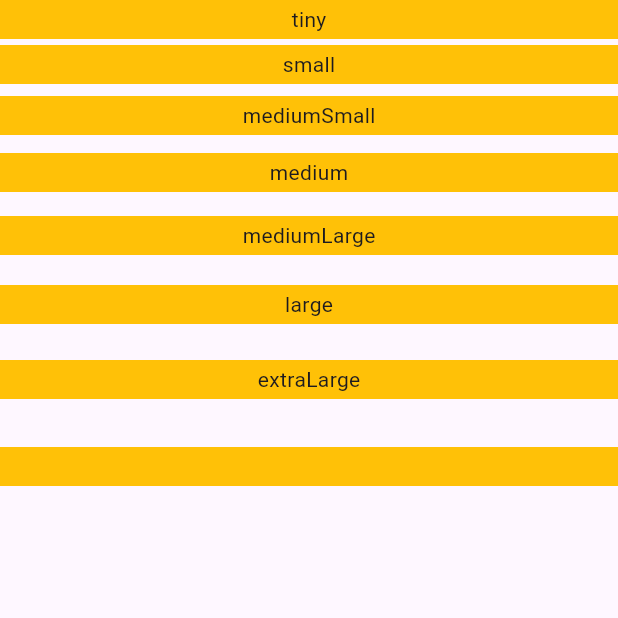
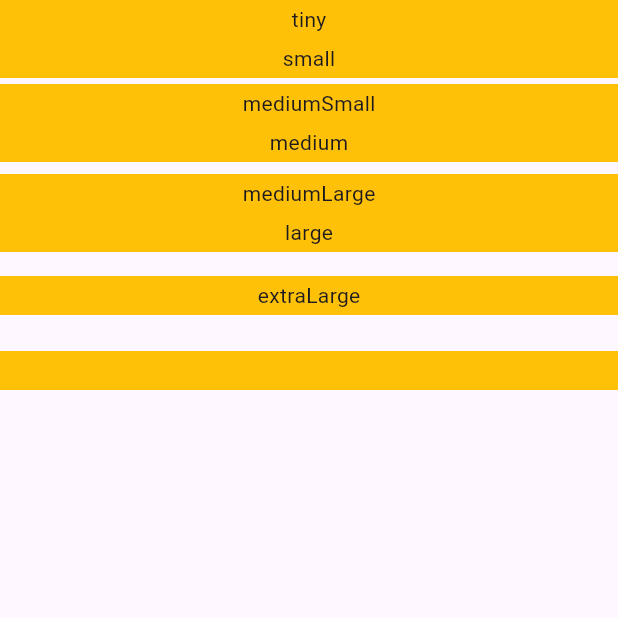
Before and after one commit to MaxTenco/summit, a Flutter app: the GapScreen screen opened directly, on a phone screen of 412 x 824 dp, the top half of it. Run offline on Flutter 3.47's test engine with Material 3 defaults, Android fonts, the phone set to English and light mode, and no system bars; our stand-ins replace easy_localization; missing offline and left inert: exaple, map_launcher; statements that could not run were skipped.

Commit message:
Update pubspec.yaml

```diff
--- a/example/lib/screens/gap_screen.dart
+++ b/example/lib/screens/gap_screen.dart
@@ -22,15 +22,15 @@ class GapScreen extends StatelessWidget {
         child: Column(
           children: [
             _separator('tiny'),
-            GapH.tiny,
+            // GapH.tiny,
             _separator('small'),
             GapH.small,
             _separator('mediumSmall'),
-            GapH.mediumSmall,
+            // GapH.mediumSmall,
             _separator('medium'),
             GapH.medium,
             _separator('mediumLarge'),
-            GapH.mediumLarge,
+            // GapH.mediumLarge,
             _separator('large'),
             GapH.large,
             _separator('extraLarge'),
--- a/lib/utilities/gap.dart
+++ b/lib/utilities/gap.dart
@@ -1,21 +1,37 @@
-import 'package:flutter/cupertino.dart';
+import 'package:flutter/material.dart';
 
 abstract class GapH {
-  static const tiny = SizedBox(height: 4);
-  static const small = SizedBox(height: 8);
-  static const mediumSmall = SizedBox(height: 12);
-  static const medium = SizedBox(height: 16);
-  static const mediumLarge = SizedBox(height: 20);
-  static const large = SizedBox(height: 24);
-  static const extraLarge = SizedBox(height: 32);
+  static const small = SizedBox(height: 4);
+  static const medium = SizedBox(height: 8);
+  static const large = SizedBox(height: 16);
+  static const extraLarge = SizedBox(height: 24);
+  static const extraExtraLarge = SizedBox(height: 32);
 }
 
 abstract class GapW {
-  static const tiny = SizedBox(width: 4);
-  static const small = SizedBox(width: 8);
-  static const mediumSmall = SizedBox(width: 10);
-  static const medium = SizedBox(width: 16);
-  static const mediumLarge = SizedBox(width: 20);
-  static const large = SizedBox(width: 24);
-  static const extraLarge = SizedBox(width: 32);
+  static const small = SizedBox(width: 4);
+  static const medium = SizedBox(width: 8);
+  static const large = SizedBox(width: 16);
+  static const extraLarge = SizedBox(width: 24);
+  static const extraExtraLarge = SizedBox(width: 32);
 }
+
+// abstract class GapH {
+//   static const tiny = SizedBox(height: 4);
+//   static const small = SizedBox(height: 8);
+//   static const mediumSmall = SizedBox(height: 12);
+//   static const medium = SizedBox(height: 16);
+//   static const mediumLarge = SizedBox(height: 20);
+//   static const large = SizedBox(height: 24);
+//   static const extraLarge = SizedBox(height: 32);
+// }
+//
+// abstract class GapW {
+//   static const tiny = SizedBox(width: 4);
+//   static const small = SizedBox(width: 8);
+//   static const mediumSmall = SizedBox(width: 10);
+//   static const medium = SizedBox(width: 16);
+//   static const mediumLarge = SizedBox(width: 20);
+//   static const large = SizedBox(width: 24);
+//   static const extraLarge = SizedBox(width: 32);
+// }
--- a/pubspec.yaml
+++ b/pubspec.yaml
@@ -21,5 +21,4 @@ dev_dependencies:
 
   flutter_lints: ^4.0.0
 
-
 flutter:
```
Also changed, not shown: example/pubspec.yaml (+5 -5 lines), example/pubspec.lock.
